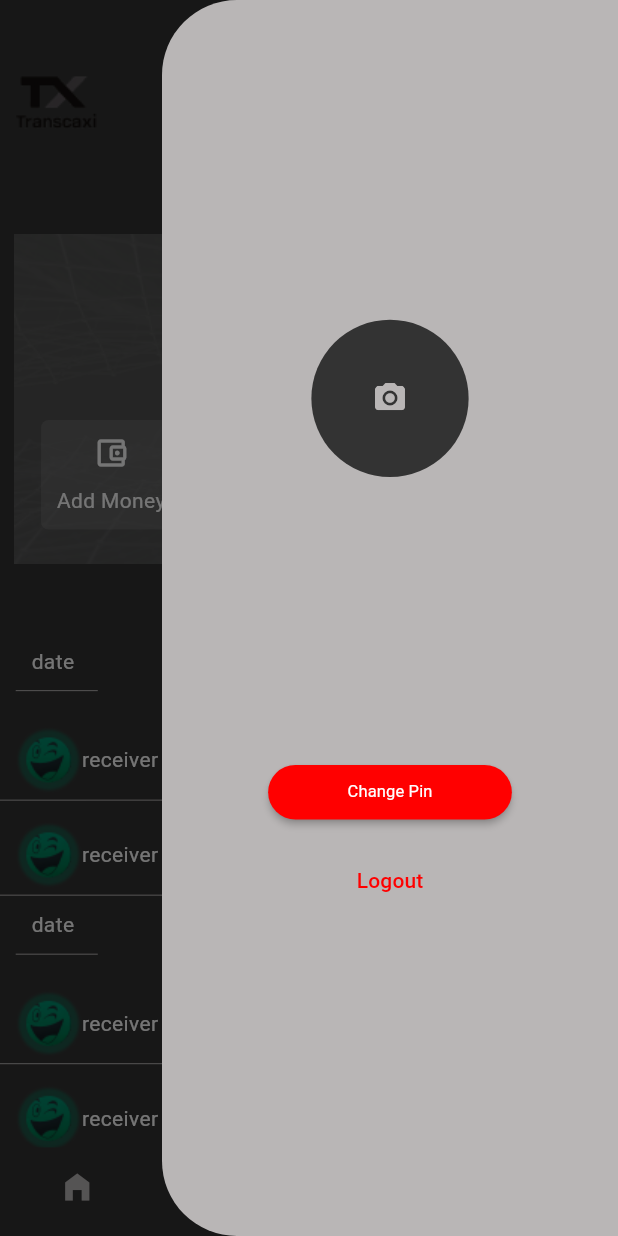
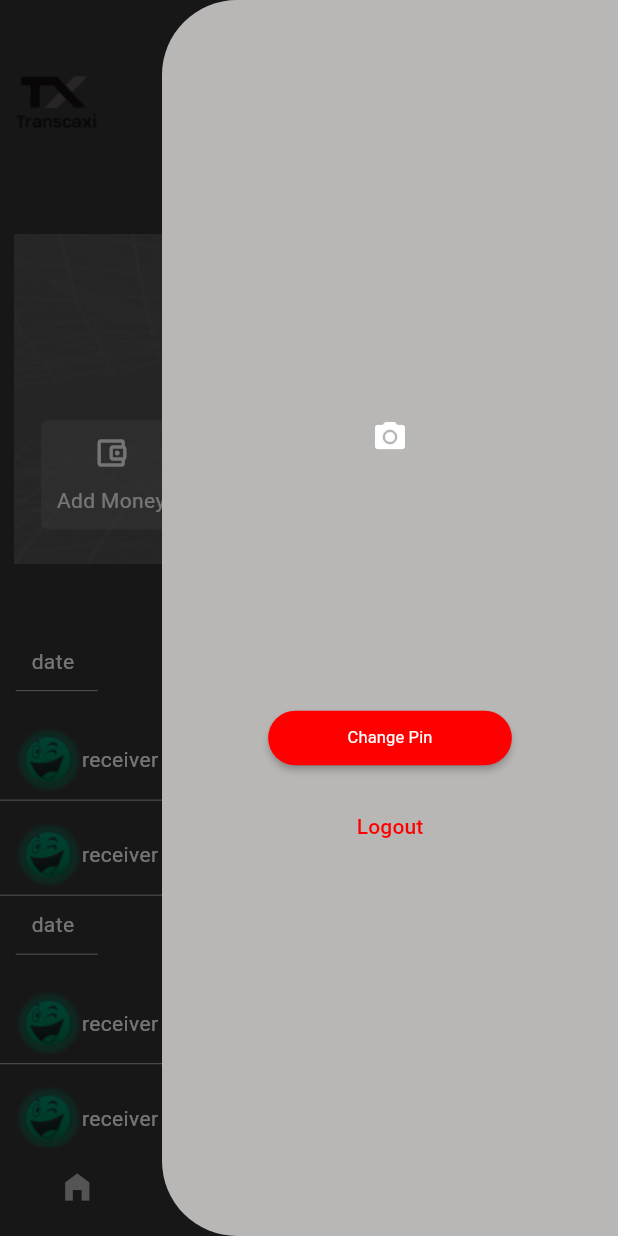
Before and after one commit to Emrys02/transacxi, a Flutter app: the NavigationScreen screen opened directly, with the side drawer open, on a phone screen of 412 x 824 dp. Run offline on Flutter 3.47's test engine with Material 2 defaults, Android fonts, the phone set to English and light mode, and no system bars; our stand-ins replace cloud_firestore, dio, firebase_auth, firebase_core, firebase_database, firebase_storage and 2 more; missing offline and left inert: encrypt, flutterwave_standard, pay_with_paystack; accounts and stored records are empty.

Commit message:
App update
Signed-off-by: Emrys <Emrys_02@outlook.com>

```diff
--- a/lib/constants/managers/string_manager.dart
+++ b/lib/constants/managers/string_manager.dart
@@ -7,12 +7,15 @@ class StringManager {
   static const haveAccount = "Already have an account ";
   static const emailAddress = "Email Address";
   static const fullName = "Fullname";
+  static const fundWallet = "Fund Wallet";
   static const login = "Login";
   static const naira = "₦";
   static const password = "Password";
+  static const proceed = "Proceed";
   static const recent = "Recent";
   static const signup = "sign up";
   static const signUp = "Sign Up";
+  static const transacxi = "Transacxi";
   static const transfer = "Transfer";
   static const transactionHistory = "Transaction History";
 }
--- /dev/null
+++ b/lib/controllers/transaction_controller.dart
@@ -0,0 +1,66 @@
+import '../models/transaction.dart';
+
+class TransactionController {
+  TransactionController._internal();
+  static final _initialize = TransactionController._internal();
+  factory TransactionController() => _initialize;
+
+  String? _id;
+  int? _amount = 0;
+  String? _txRef = "";
+  final String _currency = "NG";
+  Provider? _provider;
+  TransactionType? _transactionType;
+
+  String get id {
+    return _id ?? "";
+  }
+
+  int get amount {
+    return _amount ?? 0;
+  }
+
+  String get txRef {
+    return _txRef ?? "";
+  }
+
+  String get currency {
+    return _currency;
+  }
+
+  Provider? get provider {
+    return _provider;
+  }
+
+  TransactionType? get transactionType {
+    return _transactionType;
+  }
+
+  set updateTxRef(String value) {
+    _txRef = value;
+  }
+
+  set updateTxId(String value) {
+    _id = value;
+  }
+
+  set updateProvider(Provider value) {
+    _provider = value;
+  }
+
+  set updateTransactionType(TransactionType value) {
+    _transactionType = value;
+  }
+
+  void updateAmount(String? value) {
+    if (value == null) return;
+    _amount = int.parse(value);
+  }
+
+  void dispose() {
+    _amount = null;
+    _txRef = null;
+    _transactionType = null;
+    _provider = null;
+  }
+}
--- a/lib/handlers/navigation_screen_handler.dart
+++ b/lib/handlers/navigation_screen_handler.dart
@@ -1,7 +1,9 @@
 import 'package:flutter/material.dart';
 
 class NavigationViewStateHandler extends ValueNotifier<int> {
-  NavigationViewStateHandler() : super(0);
+  NavigationViewStateHandler._internal() : super(0);
+  static final _initialixe = NavigationViewStateHandler._internal();
+  factory NavigationViewStateHandler() => _initialixe;
 
   void changeCurrentView(int newValue) {
     value = newValue;
--- /dev/null
+++ b/lib/models/transaction.dart
@@ -0,0 +1,2 @@
+enum Provider { flutterwave, paystack }
+enum TransactionType{credit, debit}
--- a/lib/providers/auth_provider.dart
+++ b/lib/providers/auth_provider.dart
@@ -2,8 +2,10 @@ import 'dart:async';
 import 'dart:developer';
 
 import 'package:firebase_auth/firebase_auth.dart' show FirebaseAuth, FirebaseAuthException, FirebaseException;
+import 'package:transacxi/controllers/user_controller.dart';
 
 import '../controllers/new_user_controller.dart';
+import '../controllers/transaction_controller.dart';
 
 class AuthProvider {
   AuthProvider._();
@@ -57,8 +59,10 @@ class AuthProvider {
     AuthProvider.completedAction = false;
   }
 
-  static void logOut() async {
+  static Future<void> logOut() async {
     await _firebaseAuth.signOut();
+    UserController().dispose();
+    TransactionController().dispose();
     AuthProvider.completedAction = false;
   }
 }
--- a/lib/screens/navigation_screen.dart
+++ b/lib/screens/navigation_screen.dart
@@ -35,6 +35,12 @@ class _NavigationScreenState extends State<NavigationScreen> {
   }
 
   @override
+  void dispose() {
+    _viewHanlder.dispose();
+    super.dispose();
+  }
+
+  @override
   Widget build(BuildContext context) {
     return SafeArea(
       child: Scaffold(
--- a/lib/tabs/home_tab.dart
+++ b/lib/tabs/home_tab.dart
@@ -5,8 +5,10 @@ import '../constants/managers/string_manager.dart';
 import '../controllers/user_controller.dart';
 import '../extensions/num_extension.dart';
 import '../handlers/navigation_screen_handler.dart';
+import '../services/bottom_sheet_service.dart';
 import '../widgets/elements/dashboard_options.dart';
 import '../widgets/elements/transaction_list_tile.dart';
+import '../widgets/elements/underlined_container.dart';
 
 class HomeTab extends StatefulWidget {
   const HomeTab({super.key});
@@ -18,6 +20,16 @@ class HomeTab extends StatefulWidget {
 class _HomeTabState extends State<HomeTab> {
   final _viewHanlder = NavigationViewStateHandler();
   final _userController = UserController();
+
+  Widget get _image {
+    if (_userController.currentUser.profileImage.isNotEmpty) return Image.network(_userController.currentUser.profileImage, fit: BoxFit.cover);
+    return const SizedBox.shrink();
+  }
+
+  void _showFundWalletBottomSheet() {
+    BottomSheetService.showFundingSheet();
+  }
+
   @override
   Widget build(BuildContext context) {
     return Column(
@@ -30,14 +42,10 @@ class _HomeTabState extends State<HomeTab> {
             children: [
               Image.asset(AssetManager.logoMini),
               GestureDetector(
-                onTap: () {
-                  Scaffold.of(context).openEndDrawer();
-                },
-                child: CircleAvatar(
-                  radius: 25.width(),
-                  child: ClipRRect(
-                    borderRadius: BorderRadius.circular(50.width()),
-                  ),
+                onTap: Scaffold.of(context).openEndDrawer,
+                child: SizedBox.square(
+                  dimension: 50.width(),
+                  child: ClipRRect(borderRadius: BorderRadius.circular(25.width()), child: _image),
                 ),
               ),
             ],
@@ -63,14 +71,9 @@ class _HomeTabState extends State<HomeTab> {
                 Row(
                   mainAxisAlignment: MainAxisAlignment.center,
                   children: [
-                    DashboardOptions(label: StringManager.addMoney, icon: Icons.account_balance_wallet_outlined, function: () {}),
+                    DashboardOptions(label: StringManager.addMoney, icon: Icons.account_balance_wallet_outlined, function: _showFundWalletBottomSheet),
                     SizedBox(width: 20.width()),
-                    DashboardOptions(
-                        label: StringManager.transactionHistory,
-                        icon: Icons.schedule,
-                        function: () {
-                          _viewHanlder.changeCurrentView(3);
-                        }),
+                    DashboardOptions(label: StringManager.transactionHistory, icon: Icons.schedule, function: () => _viewHanlder.changeCurrentView(3)),
                     SizedBox(width: 20.width()),
                     DashboardOptions(label: StringManager.transfer, icon: Icons.swap_horiz_rounded, function: () {}),
                   ],
@@ -80,11 +83,7 @@ class _HomeTabState extends State<HomeTab> {
           ],
         ),
         SizedBox(width: 30.width()),
-        Container(
-          padding: EdgeInsets.only(top: 10.height(), bottom: 10.height(), left: 10.width(), right: 20.width()),
-          decoration: const BoxDecoration(border: Border(bottom: BorderSide(color: Color(0xFFb9b6b6)))),
-          child: const Text(StringManager.recent),
-        ),
+        const UnderlinedContainer(text: StringManager.recent),
         SizedBox(height: 5.height()),
         Expanded(
           child: ListView.builder(
--- a/lib/theme/app_theme.dart
+++ b/lib/theme/app_theme.dart
@@ -19,6 +19,10 @@ class AppTheme {
       onSurface: Color.fromRGBO(255, 255, 255, 1),
     ),
     buttonTheme: const ButtonThemeData(shape: StadiumBorder()),
+    dialogTheme: const DialogTheme(
+      backgroundColor: Color.fromRGBO(185, 182, 182, 1),
+      shape: RoundedRectangleBorder(borderRadius: BorderRadius.only(topLeft: Radius.circular(50), topRight: Radius.circular(50))),
+    ),
     textButtonTheme: const TextButtonThemeData(style: ButtonStyle(foregroundColor: MaterialStatePropertyAll(Color.fromRGBO(255, 0, 0, 1)))),
     bottomNavigationBarTheme: const BottomNavigationBarThemeData(showSelectedLabels: false, showUnselectedLabels: false, type: BottomNavigationBarType.fixed),
     inputDecorationTheme: InputDecorationTheme(
--- a/lib/widgets/dashboard_drawer.dart
+++ b/lib/widgets/dashboard_drawer.dart
@@ -2,9 +2,11 @@ import 'dart:io';
 
 import 'package:flutter/material.dart';
 import 'package:image_picker/image_picker.dart';
+import 'package:transacxi/screens/auth_screen.dart';
 
 import '../controllers/user_controller.dart';
 import '../extensions/num_extension.dart';
+import '../providers/auth_provider.dart';
 import '../providers/user_details_provider.dart';
 import 'elements/button_with_loading_indicator.dart';
 
@@ -19,7 +21,7 @@ class _DashboardDrawerState extends State<DashboardDrawer> {
   final _userController = UserController();
   bool _uploadingImage = false;
   Widget get _image {
-    if (_userController.currentUser.profileImage.isNotEmpty) return Image.network(_userController.currentUser.profileImage);
+    if (_userController.currentUser.profileImage.isNotEmpty) return Image.network(_userController.currentUser.profileImage, fit: BoxFit.cover);
     return const Icon(Icons.camera_alt);
   }
 
@@ -39,6 +41,11 @@ class _DashboardDrawerState extends State<DashboardDrawer> {
     });
   }
 
+  void _logout() async {
+    await AuthProvider.logOut();
+    if (mounted) Navigator.of(context).pushAndRemoveUntil(MaterialPageRoute(builder: (context) => const AuthScreen()), (route) => false);
+  }
+
   @override
   Widget build(BuildContext context) {
     return Drawer(
@@ -49,22 +56,19 @@ class _DashboardDrawerState extends State<DashboardDrawer> {
         children: [
           GestureDetector(
             onTap: _updateProfileImage,
-            child: CircleAvatar(
-              radius: 50.width(),
-              child: ClipRRect(
-                borderRadius: BorderRadius.circular(50.width()),
-                child: _image,
-              ),
+            child: SizedBox.square(
+              dimension: 80.width(),
+              child: ClipRRect(borderRadius: BorderRadius.circular(80.width()), child: _image),
             ),
           ),
-          SizedBox(height: 60.height()),
+          SizedBox(height: 50.height()),
           Text(_userController.currentUser.fullname),
-          SizedBox(height: 66.height()),
+          SizedBox(height: 23.height()),
           Text(_userController.currentUser.email),
           SizedBox(height: 23.height()),
           SizedBox(width: 155.width(), child: const LoadingButton(label: "Change Pin")),
           SizedBox(height: 11.height()),
-          TextButton(onPressed: () {}, child: const Text("Logout")),
+          TextButton(onPressed: _logout, child: const Text("Logout")),
         ],
       ),
     );
--- /dev/null
+++ b/lib/widgets/elements/underlined_container.dart
@@ -0,0 +1,18 @@
+import 'package:flutter/material.dart';
+
+import '../../extensions/num_extension.dart';
+
+class UnderlinedContainer extends StatelessWidget {
+  const UnderlinedContainer({super.key, required String text}) : _text = text;
+
+  final String _text;
+
+  @override
+  Widget build(BuildContext context) {
+    return Container(
+      padding: EdgeInsets.only(top: 10.height(), bottom: 10.height(), left: 10.width(), right: 20.width()),
+      decoration: const BoxDecoration(border: Border(bottom: BorderSide(color: Color(0xFFb9b6b6)))),
+      child: Text(_text),
+    );
+  }
+}
--- a/pubspec.yaml
+++ b/pubspec.yaml
@@ -21,6 +21,7 @@ dependencies:
     sdk: flutter
   flutter_dotenv: ^5.1.0
   flutterwave_standard: ^1.0.8
+  http: ^1.1.0
   image_picker: ^1.0.1
   pay_with_paystack: ^1.0.4
   shared_preferences: ^2.1.2
```
Also changed, not shown: lib/constants/constants.dart (+18 -5 lines), lib/providers/transactions_provider.dart (+25 -0 lines), lib/services/api_service.dart (+45 -14 lines), lib/services/bottom_sheet_service.dart (+7 -15 lines), lib/widgets/bottom_sheets/enter_amount.dart (added, +87 -0 lines), lib/widgets/bottom_sheets/error_notice.dart (added, +25 -0 lines), lib/widgets/forms/login_form.dart (+16 -0 lines), pubspec.lock.
